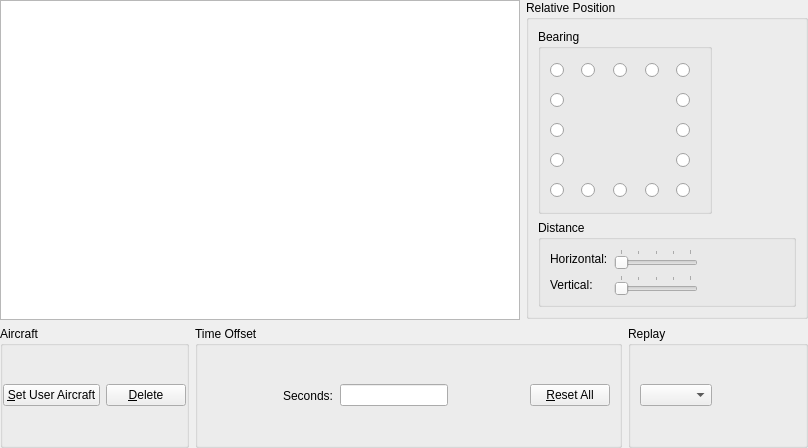
This is src/Module/src/Formation/FormationWidget.ui in till213/SkyDolly as Qt 5 draws it before an edit. The edited form follows.
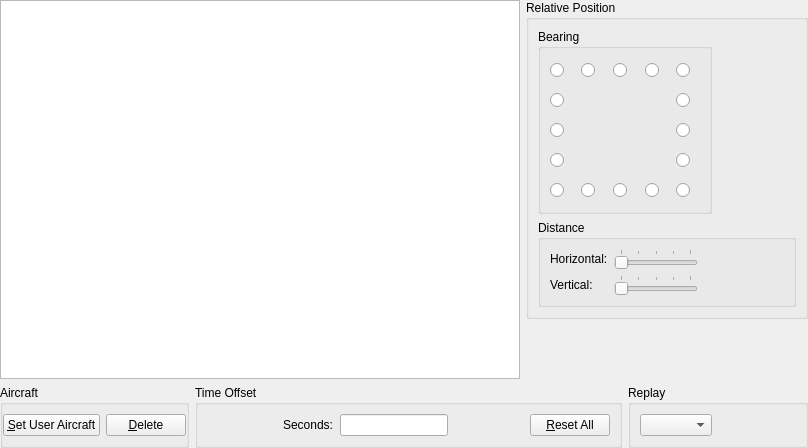
This is the edited form. Icons and pictures are not drawn. Custom widgets are drawn as their Qt base class.

The edit to the form file:
```diff
--- a/src/Module/src/Formation/FormationWidget.ui
+++ b/src/Module/src/Formation/FormationWidget.ui
@@ -852,6 +852,12 @@
     <layout class="QHBoxLayout" name="horizontalLayout_13">
      <item>
       <widget class="QGroupBox" name="groupBox_4">
+       <property name="sizePolicy">
+        <sizepolicy hsizetype="Preferred" vsizetype="Preferred">
+         <horstretch>0</horstretch>
+         <verstretch>0</verstretch>
+        </sizepolicy>
+       </property>
        <property name="title">
         <string>Aircraft</string>
        </property>
@@ -901,6 +907,12 @@
      </item>
      <item>
       <widget class="QGroupBox" name="timeOffsetGroupBox">
+       <property name="sizePolicy">
+        <sizepolicy hsizetype="Preferred" vsizetype="Preferred">
+         <horstretch>0</horstretch>
+         <verstretch>0</verstretch>
+        </sizepolicy>
+       </property>
        <property name="title">
         <string>Time Offset</string>
        </property>
@@ -1065,7 +1077,7 @@
      <item>
       <widget class="QGroupBox" name="groupBox_3">
        <property name="sizePolicy">
-        <sizepolicy hsizetype="Preferred" vsizetype="Expanding">
+        <sizepolicy hsizetype="Expanding" vsizetype="Preferred">
          <horstretch>0</horstretch>
          <verstretch>0</verstretch>
         </sizepolicy>
```
